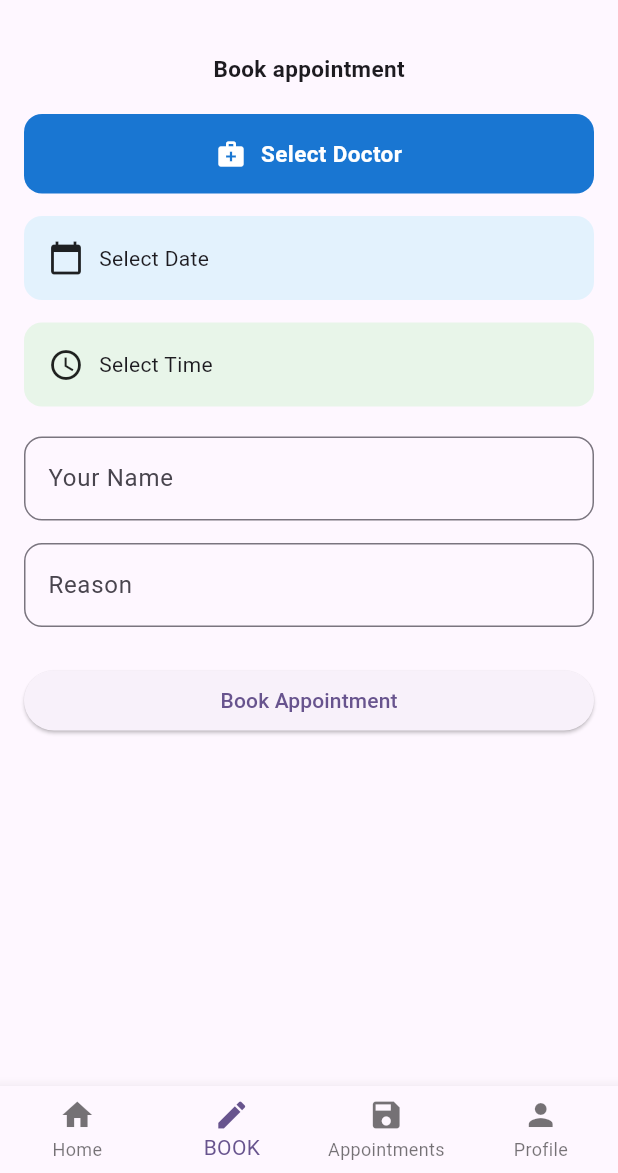
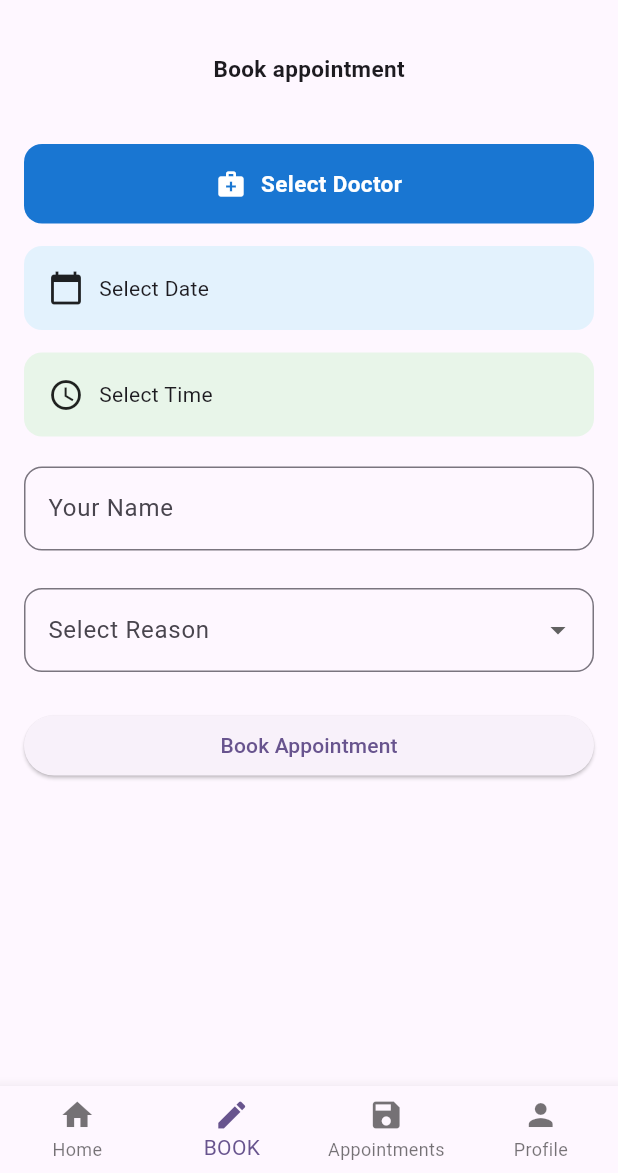
Before and after one commit to Ibrahiim77/medicare, a Flutter app: the FormPage screen opened by its route, on a phone screen of 412 x 824 dp, the part 63-1236 px from its top. Run offline on Flutter 3.47's test engine with Material 3 defaults, Android fonts, the phone set to English and light mode, and no system bars; accounts and stored records are empty.

Commit message:
Updated Form page

```diff
--- a/lib/screens/form_page.dart
+++ b/lib/screens/form_page.dart
@@ -91,6 +91,18 @@ class _AppointmentPageState extends State<FormPage> {
     reasonController.clear();
   }
 
+  String? selectedReason;
+
+  final List<String> medicalReasons = [
+    "General Checkup",
+    "Fever",
+    "Headache",
+    "Stomach Pain",
+    "Skin Issue",
+    "Follow-up",
+    "Other",
+  ];
+
   @override
   Widget build(BuildContext context) {
     return MainScaffold(
@@ -109,7 +121,7 @@ class _AppointmentPageState extends State<FormPage> {
                         fontSize: 15, fontWeight: FontWeight.bold)),
               ],
             ),
-            const SizedBox(height: 20),
+            const SizedBox(height: 40),
 
             // ✅ Select Doctor button — wide
             GestureDetector(
@@ -203,14 +215,24 @@ class _AppointmentPageState extends State<FormPage> {
               ),
             ),
 
-            const SizedBox(height: 15),
+            const SizedBox(height: 25),
 
-            TextField(
-              controller: reasonController,
+            DropdownButtonFormField<String>(
+              value: selectedReason,
+              items: medicalReasons.map((reason) {
+                return DropdownMenuItem(
+                  value: reason,
+                  child: Text(reason),
+                );
+              }).toList(),
+              onChanged: (value) {
+                setState(() => selectedReason = value);
+              },
               decoration: InputDecoration(
-                labelText: "Reason",
+                labelText: "Select Reason",
                 border: OutlineInputBorder(
-                    borderRadius: BorderRadius.circular(12)),
+                  borderRadius: BorderRadius.circular(12),
+                ),
               ),
             ),
 
```
